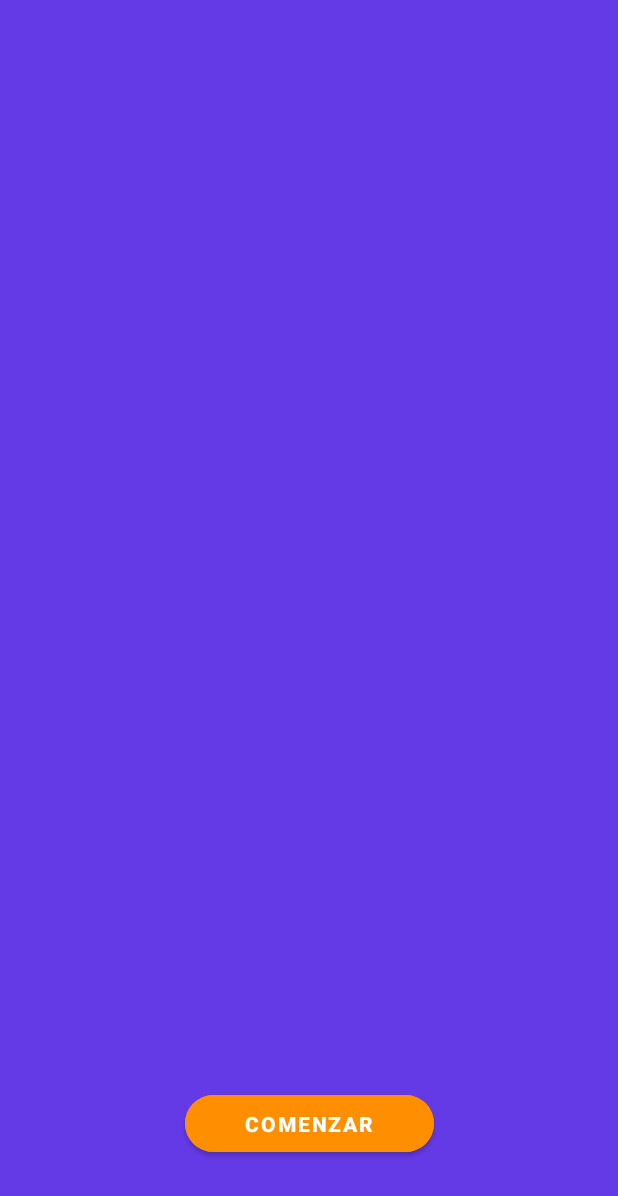
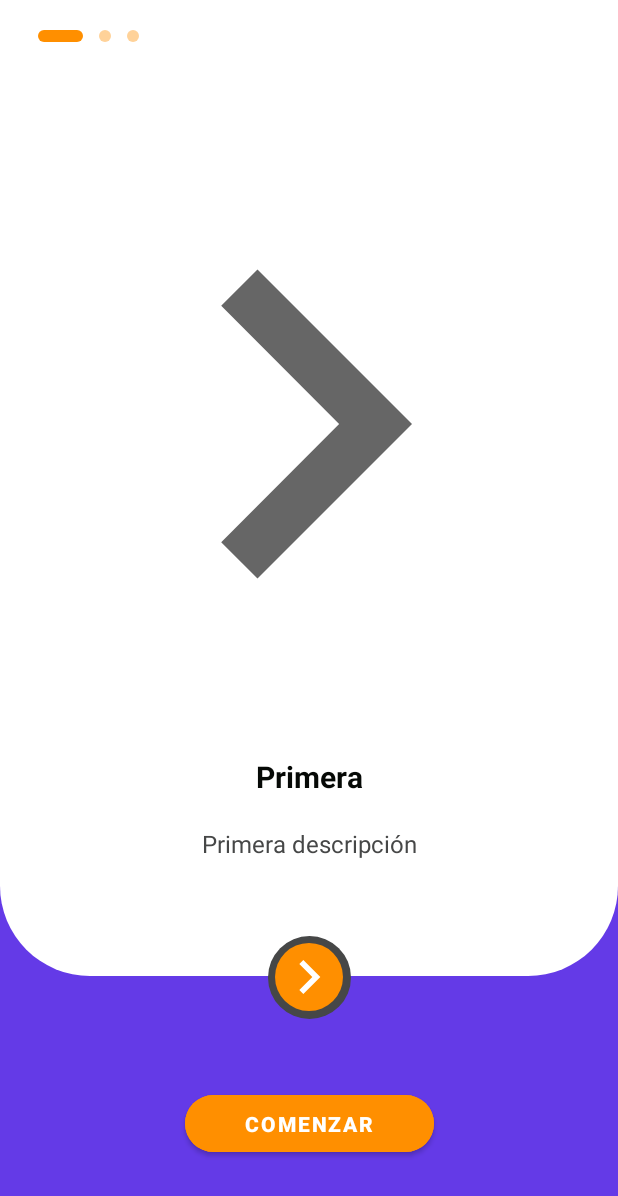
Before and after one commit to FeryaelJustice/DJExperienceApp, an Android app: the screen it shows after launch (OnboardingActivity), on a phone screen of 412 x 824 dp. Shown: the top 1196 px of the screen. Run offline under Robolectric (Android 15) with nearby library versions, the phone set to English and light mode, and no system bars.

Commit message:
OnBoarding ready

```diff
--- a/app/src/main/java/com/feryaeldev/djexperience/onboarding/OnboardingActivity.kt
+++ b/app/src/main/java/com/feryaeldev/djexperience/onboarding/OnboardingActivity.kt
@@ -1,16 +1,29 @@
 package com.feryaeldev.djexperience.onboarding
 
 import android.content.Intent
+import android.os.Bundle
+import android.view.ViewGroup.LayoutParams.WRAP_CONTENT
+import android.widget.ImageView
+import android.widget.LinearLayout
 import androidx.appcompat.app.AppCompatActivity
-import android.os.Bundle
+import androidx.core.content.ContextCompat
+import androidx.recyclerview.widget.RecyclerView
+import androidx.viewpager2.widget.ViewPager2
 import com.feryaeldev.djexperience.R
 import com.feryaeldev.djexperience.activities.MainActivity
 import com.google.android.material.button.MaterialButton
 
 class OnboardingActivity : AppCompatActivity() {
+
+    private lateinit var onboardingItemsAdapter: OnboardingItemsAdapter
+    private lateinit var indicatorsContainer: LinearLayout
+
     override fun onCreate(savedInstanceState: Bundle?) {
         super.onCreate(savedInstanceState)
         setContentView(R.layout.activity_onboarding)
+        setOnboardingItems()
+        setupIndicators()
+        setCurrentIndicator(0)
         setOnClickListeners()
     }
 
@@ -20,10 +33,95 @@ class OnboardingActivity : AppCompatActivity() {
         }
     }
 
-    private fun navigateToApp(){
-        val intent = Intent(applicationContext,MainActivity::class.java)
-        intent.putExtra("goToOnboarding",false)
+    private fun navigateToApp() {
+        val intent = Intent(applicationContext, MainActivity::class.java)
+        intent.putExtra("goToOnboarding", false)
         startActivity(intent)
         finish()
     }
+
+    private fun setOnboardingItems() {
+        onboardingItemsAdapter = OnboardingItemsAdapter(
+            listOf(
+                OnboardingItem(
+                    R.drawable.ic_right,
+                    "Primera",
+                    "Primera descripción"
+                ),
+                OnboardingItem(
+                    R.drawable.ic_right,
+                    "Segunda",
+                    "Segunda descripción"
+                ),
+                OnboardingItem(
+                    R.drawable.ic_right,
+                    "Tercera",
+                    "Tercera descripción"
+                ),
+            )
+        )
+        val onboardingViewPager = findViewById<ViewPager2>(R.id.onboardingViewPager)
+        onboardingViewPager.adapter = onboardingItemsAdapter
+        onboardingViewPager.registerOnPageChangeCallback(object :
+            ViewPager2.OnPageChangeCallback() {
+            override fun onPageSelected(position: Int) {
+                super.onPageSelected(position)
+                setCurrentIndicator(position)
+            }
+        })
+        (onboardingViewPager.getChildAt(0) as RecyclerView).overScrollMode =
+            RecyclerView.OVER_SCROLL_NEVER
+        findViewById<ImageView>(R.id.imageNext).setOnClickListener {
+            if (onboardingViewPager.currentItem + 1 < onboardingItemsAdapter.itemCount) {
+                onboardingViewPager.currentItem += 1
+            } else {
+                navigateToApp()
+            }
+        }
+    }
+
+    private fun setupIndicators() {
+        indicatorsContainer = findViewById(R.id.indicatorsContainer)
+        val indicators = arrayOfNulls<ImageView>(onboardingItemsAdapter.itemCount)
+        val layoutParams: LinearLayout.LayoutParams = LinearLayout.LayoutParams(
+            WRAP_CONTENT,
+            WRAP_CONTENT
+        )
+        layoutParams.setMargins(8, 0, 8, 0)
+        for (i in indicators.indices) {
+            indicators[i] = ImageView(applicationContext)
+            indicators[i]?.let {
+                it.setImageDrawable(
+                    ContextCompat.getDrawable(
+                        applicationContext,
+                        R.drawable.indicator_inactive_background
+                    )
+                )
+                it.layoutParams = layoutParams
+                indicatorsContainer.addView(it)
+            }
+        }
+    }
+
+    private fun setCurrentIndicator(position: Int) {
+        val childCount = indicatorsContainer.childCount
+        for (i in 0 until childCount) {
+            val imageView = indicatorsContainer.getChildAt(i) as ImageView
+            if (i == position) {
+                imageView.setImageDrawable(
+                    ContextCompat.getDrawable(
+                        applicationContext,
+                        R.drawable.indicator_active_background
+                    )
+                )
+            } else {
+                imageView.setImageDrawable(
+                    ContextCompat.getDrawable(
+                        applicationContext,
+                        R.drawable.indicator_inactive_background
+                    )
+                )
+            }
+        }
+    }
 }
--- /dev/null
+++ b/app/src/main/java/com/feryaeldev/djexperience/onboarding/OnboardingItem.kt
@@ -0,0 +1,3 @@
+package com.feryaeldev.djexperience.onboarding
+
+data class OnboardingItem(val onboardingImage: Int,val title: String, val description: String)
--- /dev/null
+++ b/app/src/main/java/com/feryaeldev/djexperience/onboarding/OnboardingItemsAdapter.kt
@@ -0,0 +1,37 @@
+package com.feryaeldev.djexperience.onboarding
+
+import android.view.LayoutInflater
+import android.view.View
+import android.view.ViewGroup
+import android.widget.ImageView
+import android.widget.TextView
+import androidx.recyclerview.widget.RecyclerView
+import com.feryaeldev.djexperience.R
+
+class OnboardingItemsAdapter(private val onboardingItems: List<OnboardingItem>) :
+    RecyclerView.Adapter<OnboardingItemsAdapter.OnboardingItemViewHolder>() {
+
+    override fun onCreateViewHolder(parent: ViewGroup, viewType: Int): OnboardingItemViewHolder {
+        return OnboardingItemViewHolder(
+            LayoutInflater.from(parent.context).inflate(R.layout.onboarding_item, parent, false)
+        )
+    }
+
+    override fun onBindViewHolder(holder: OnboardingItemViewHolder, position: Int) {
+        holder.bind(onboardingItems[position])
+    }
+
+    override fun getItemCount(): Int = onboardingItems.size
+
+    inner class OnboardingItemViewHolder(view: View) : RecyclerView.ViewHolder(view) {
+        private val image = view.findViewById<ImageView>(R.id.imageOnboarding)
+        private val title = view.findViewById<TextView>(R.id.titleOnboarding)
+        private val description = view.findViewById<TextView>(R.id.descriptionOnboarding)
+
+        fun bind(onboardingItem: OnboardingItem) {
+            image.setImageResource(onboardingItem.onboardingImage)
+            title.text = onboardingItem.title
+            description.text = onboardingItem.description
+        }
+    }
+}
--- /dev/null
+++ b/app/src/main/res/drawable/ic_right.xml
@@ -0,0 +1,10 @@
+<vector xmlns:android="http://schemas.android.com/apk/res/android"
+    android:width="24dp"
+    android:height="24dp"
+    android:viewportWidth="24"
+    android:viewportHeight="24"
+    android:tint="?attr/colorControlNormal">
+  <path
+      android:fillColor="@android:color/white"
+      android:pathData="M10,6L8.59,7.41 13.17,12l-4.58,4.59L10,18l6,-6z"/>
+</vector>
--- /dev/null
+++ b/app/src/main/res/drawable/icon_background.xml
@@ -0,0 +1,4 @@
+<?xml version="1.0" encoding="utf-8"?>
+<shape xmlns:android="http://schemas.android.com/apk/res/android" android:shape="oval">
+    <solid android:color="@color/color_secondary"/>
+</shape>
--- /dev/null
+++ b/app/src/main/res/drawable/icon_outer_background.xml
@@ -0,0 +1,4 @@
+<?xml version="1.0" encoding="utf-8"?>
+<shape xmlns:android="http://schemas.android.com/apk/res/android" android:shape="oval">
+    <solid android:color="@color/color_text_secondary"/>
+</shape>
--- /dev/null
+++ b/app/src/main/res/drawable/indicator_active_background.xml
@@ -0,0 +1,9 @@
+<?xml version="1.0" encoding="utf-8"?>
+<shape xmlns:android="http://schemas.android.com/apk/res/android"
+    android:shape="rectangle">
+    <solid android:color="@color/color_secondary" />
+    <size
+        android:width="30dp"
+        android:height="8dp" />
+    <corners android:radius="20dp" />
+</shape>
--- /dev/null
+++ b/app/src/main/res/drawable/indicator_inactive_background.xml
@@ -0,0 +1,8 @@
+<?xml version="1.0" encoding="utf-8"?>
+<shape xmlns:android="http://schemas.android.com/apk/res/android"
+    android:shape="oval">
+    <solid android:color="@color/color_secondary_light" />
+    <size
+        android:width="8dp"
+        android:height="8dp" />
+</shape>
--- /dev/null
+++ b/app/src/main/res/drawable/view_pager_background.xml
@@ -0,0 +1,8 @@
+<?xml version="1.0" encoding="utf-8"?>
+<shape xmlns:android="http://schemas.android.com/apk/res/android"
+    android:shape="rectangle">
+    <solid android:color="@color/color_background" />
+    <corners
+        android:bottomLeftRadius="60dp"
+        android:bottomRightRadius="60dp" />
+</shape>
--- a/app/src/main/res/layout/activity_onboarding.xml
+++ b/app/src/main/res/layout/activity_onboarding.xml
@@ -7,18 +7,69 @@
     android:background="@color/color_primary"
     tools:context=".onboarding.OnboardingActivity">
 
+    <androidx.viewpager2.widget.ViewPager2
+        android:id="@+id/onboardingViewPager"
+        android:layout_width="match_parent"
+        android:layout_height="0dp"
+        android:background="@drawable/view_pager_background"
+        app:layout_constraintBottom_toTopOf="@id/viewCenterOfNext"
+        app:layout_constraintTop_toTopOf="parent" />
+
+    <LinearLayout
+        android:id="@+id/indicatorsContainer"
+        android:layout_width="wrap_content"
+        android:layout_height="wrap_content"
+        android:layout_marginStart="20dp"
+        android:layout_marginTop="20dp"
+        android:orientation="horizontal"
+        app:layout_constraintStart_toStartOf="parent"
+        app:layout_constraintTop_toTopOf="parent" />
+
+    <View
+        android:id="@+id/viewBorderOfNext"
+        android:layout_width="55dp"
+        android:layout_height="55dp"
+        android:background="@drawable/icon_outer_background"
+        app:layout_constraintBottom_toBottomOf="@id/imageNext"
+        app:layout_constraintEnd_toEndOf="@id/imageNext"
+        app:layout_constraintStart_toStartOf="@+id/imageNext"
+        app:layout_constraintTop_toTopOf="@id/imageNext" />
+
+    <View
+        android:id="@+id/viewCenterOfNext"
+        android:layout_width="1dp"
+        android:layout_height="1dp"
+        app:layout_constraintBottom_toBottomOf="@id/imageNext"
+        app:layout_constraintEnd_toEndOf="@id/imageNext"
+        app:layout_constraintStart_toStartOf="@+id/imageNext"
+        app:layout_constraintTop_toTopOf="@id/imageNext" />
+
+    <ImageView
+        android:id="@+id/imageNext"
+        android:layout_width="45dp"
+        android:layout_height="45dp"
+        android:layout_marginBottom="50dp"
+        android:background="@drawable/icon_background"
+        android:contentDescription="@string/app_name"
+        android:src="@drawable/ic_right"
+        app:layout_constraintBottom_toTopOf="@id/btnOnboardingStart"
+        app:layout_constraintEnd_toEndOf="parent"
+        app:layout_constraintStart_toStartOf="parent"
+        app:tint="@color/color_background" />
+
     <com.google.android.material.button.MaterialButton
         android:id="@+id/btnOnboardingStart"
         android:layout_width="wrap_content"
         android:layout_height="50dp"
         android:layout_marginBottom="50dp"
+        android:backgroundTint="@color/color_secondary"
+        android:contentDescription="@string/app_name"
         android:paddingStart="40dp"
         android:paddingEnd="40dp"
         android:text="@string/onboarding_start"
         android:textAllCaps="true"
         android:textSize="@dimen/text_onboarding_start"
         android:textStyle="bold"
-        android:backgroundTint="@color/color_secondary"
         app:cornerRadius="@dimen/corner_onboarding"
         app:layout_constraintBottom_toBottomOf="parent"
         app:layout_constraintEnd_toEndOf="parent"
--- /dev/null
+++ b/app/src/main/res/layout/onboarding_item.xml
@@ -0,0 +1,36 @@
+<?xml version="1.0" encoding="utf-8"?>
+<androidx.appcompat.widget.LinearLayoutCompat xmlns:android="http://schemas.android.com/apk/res/android"
+    android:layout_width="match_parent"
+    android:layout_height="match_parent"
+    android:gravity="center"
+    android:orientation="vertical">
+
+    <ImageView
+        android:id="@+id/imageOnboarding"
+        android:layout_width="match_parent"
+        android:layout_height="wrap_content"
+        android:adjustViewBounds="true"
+        android:contentDescription="@string/app_name" />
+
+    <TextView
+        android:id="@+id/titleOnboarding"
+        android:layout_width="match_parent"
+        android:layout_height="wrap_content"
+        android:layout_marginTop="15dp"
+        android:gravity="center"
+        android:textColor="@color/color_text_primary"
+        android:textSize="@dimen/text_onboarding_item"
+        android:textStyle="bold" />
+
+    <TextView
+        android:id="@+id/descriptionOnboarding"
+        android:layout_width="match_parent"
+        android:layout_height="wrap_content"
+        android:layout_marginStart="30dp"
+        android:layout_marginTop="20dp"
+        android:layout_marginEnd="30dp"
+        android:gravity="center"
+        android:textColor="@color/color_text_secondary"
+        android:textSize="16sp" />
+
+</androidx.appcompat.widget.LinearLayoutCompat>
--- a/app/src/main/res/values/dimens.xml
+++ b/app/src/main/res/values/dimens.xml
@@ -2,4 +2,5 @@
 <resources>
     <dimen name="text_onboarding_start">14sp</dimen>
     <dimen name="corner_onboarding">20dp</dimen>
+    <dimen name="text_onboarding_item">20sp</dimen>
 </resources>
```
